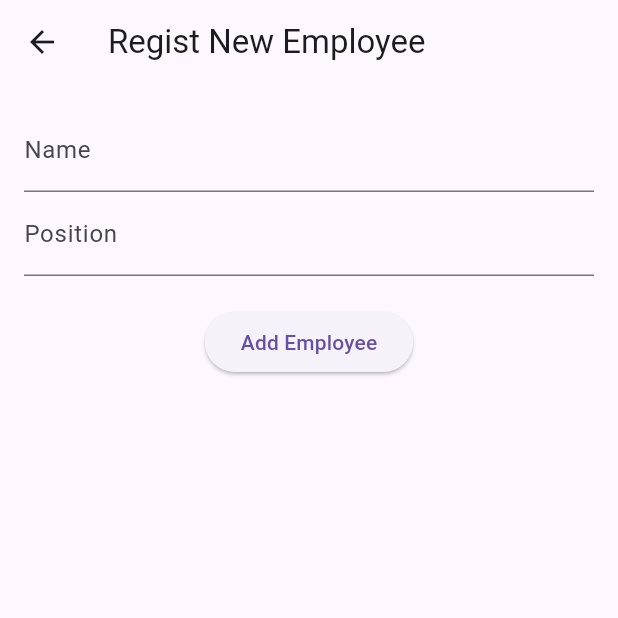
After one commit to 221110383-Shefanny/Penthouse, a Flutter app: the Employee screen opened directly, after a tap on the "add" icon, on a phone screen of 412 x 824 dp, the top half of it. The commit adds this screen. Run offline on Flutter 3.47's test engine with Material 3 defaults, Android fonts, the phone set to English and light mode, and no system bars.

Commit message:
regist new emloyee

```diff
--- /dev/null
+++ b/lib/pages/regist_employee.dart
@@ -0,0 +1,39 @@
+import 'package:flutter/material.dart';
+
+class RegistEmployee extends StatefulWidget {
+  const RegistEmployee({super.key});
+
+  @override
+  State<RegistEmployee> createState() => _RegistEmployeeState();
+}
+
+class _RegistEmployeeState extends State<RegistEmployee> {
+  @override
+  Widget build(BuildContext context) {
+    return Scaffold(
+      appBar: AppBar(
+        title: Text("Regist New Employee"),
+      ),
+      body: Padding(
+        padding: const EdgeInsets.all(16.0),
+        child: Column(
+          children: [
+            TextField(
+              decoration: InputDecoration(labelText: "Name"),
+            ),
+            TextField(
+              decoration: InputDecoration(labelText: "Position"),
+            ),
+            SizedBox(
+              height: 20,
+            ),
+            ElevatedButton(
+              onPressed: () {},
+              child: Text("Add Employee"),
+            ),
+          ],
+        ),
+      ),
+    );
+  }
+}
--- a/lib/pages/supervisor/employee.dart
+++ b/lib/pages/supervisor/employee.dart
@@ -1,5 +1,6 @@
 import 'package:flutter/material.dart';
 import 'package:flutter_application_9/employee_list.dart';
+import 'package:flutter_application_9/pages/regist_employee.dart';
 
 class Employee extends StatelessWidget {
   const Employee({super.key});
@@ -9,6 +10,15 @@ class Employee extends StatelessWidget {
     return Scaffold(
       appBar: AppBar(
         title: Text('Employee List'),
+        actions: [
+          IconButton(
+            onPressed: () {
+              Navigator.push(context,
+                  MaterialPageRoute(builder: (context) => RegistEmployee()));
+            },
+            icon: Icon(Icons.add),
+          ),
+        ],
       ),
       body: ListView.builder(
         itemCount: employees.length,
```
